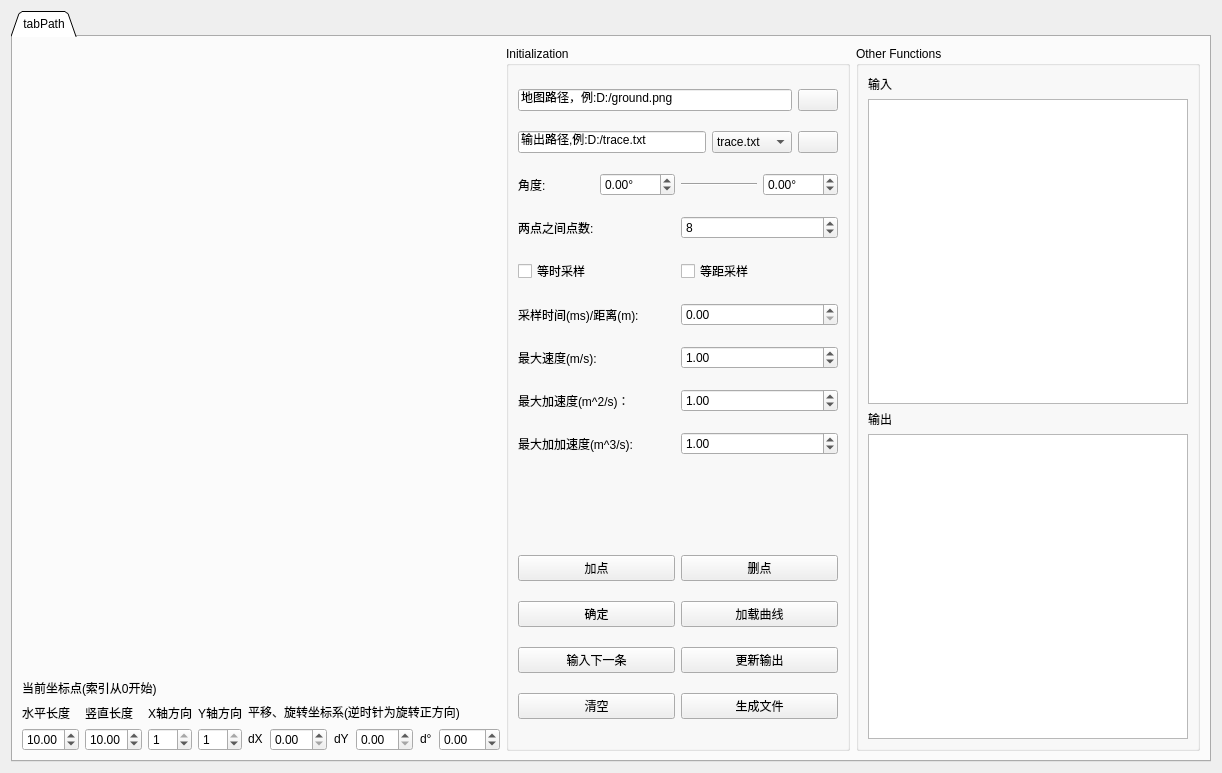
Old version of the form pages/pagepath.ui in the repository BUPT-RobotTeam/ToolBox.
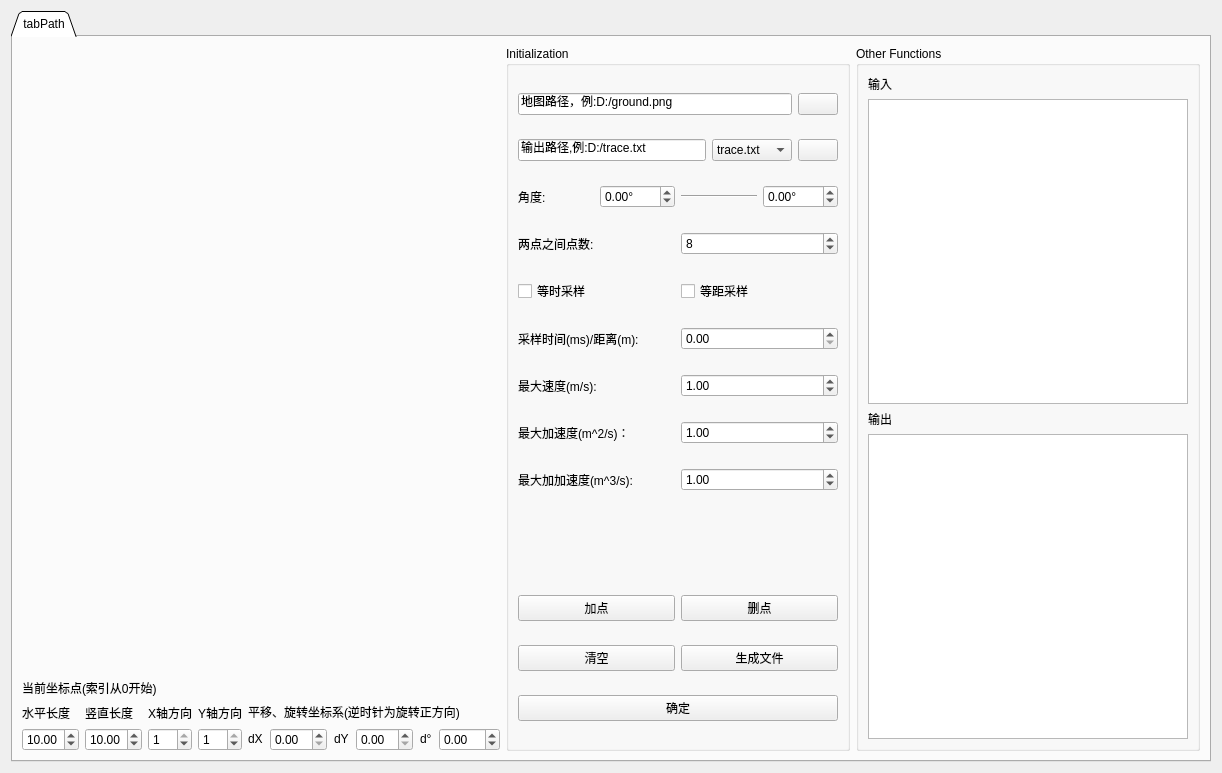
New version of the form. Icons and pictures are not drawn.

Commit message: feature: delete point in table and graph

What changed in the file:
```diff
--- a/pages/pagepath.ui
+++ b/pages/pagepath.ui
@@ -378,6 +378,12 @@
        </item>
        <item>
         <widget class="QGroupBox" name="groupBox_2">
+         <property name="maximumSize">
+          <size>
+           <width>360</width>
+           <height>16777215</height>
+          </size>
+         </property>
          <property name="title">
           <string>Initialization</string>
          </property>
@@ -664,42 +670,6 @@
           <item>
            <layout class="QHBoxLayout" name="horizontalLayout_21">
             <item>
-             <widget class="QPushButton" name="Button_create_path">
-              <property name="text">
-               <string>确定</string>
-              </property>
-             </widget>
-            </item>
-            <item>
-             <widget class="QPushButton" name="Button_load_path">
-              <property name="text">
-               <string>加载曲线</string>
-              </property>
-             </widget>
-            </item>
-           </layout>
-          </item>
-          <item>
-           <layout class="QHBoxLayout" name="horizontalLayout_22">
-            <item>
-             <widget class="QPushButton" name="Button_add_bezier">
-              <property name="text">
-               <string>输入下一条</string>
-              </property>
-             </widget>
-            </item>
-            <item>
-             <widget class="QPushButton" name="Button_update_point">
-              <property name="text">
-               <string>更新输出</string>
-              </property>
-             </widget>
-            </item>
-           </layout>
-          </item>
-          <item>
-           <layout class="QHBoxLayout" name="horizontalLayout_23">
-            <item>
              <widget class="QPushButton" name="Button_clear">
               <property name="text">
                <string>清空</string>
@@ -715,6 +685,17 @@
             </item>
            </layout>
           </item>
+          <item>
+           <layout class="QHBoxLayout" name="horizontalLayout_23">
+            <item>
+             <widget class="QPushButton" name="Button_create_path">
+              <property name="text">
+               <string>确定</string>
+              </property>
+             </widget>
+            </item>
+           </layout>
+          </item>
          </layout>
         </widget>
        </item>
```
Left out of the diff: 7 changed lines with no effect on the pictures. The commit also changes 4 other files.
